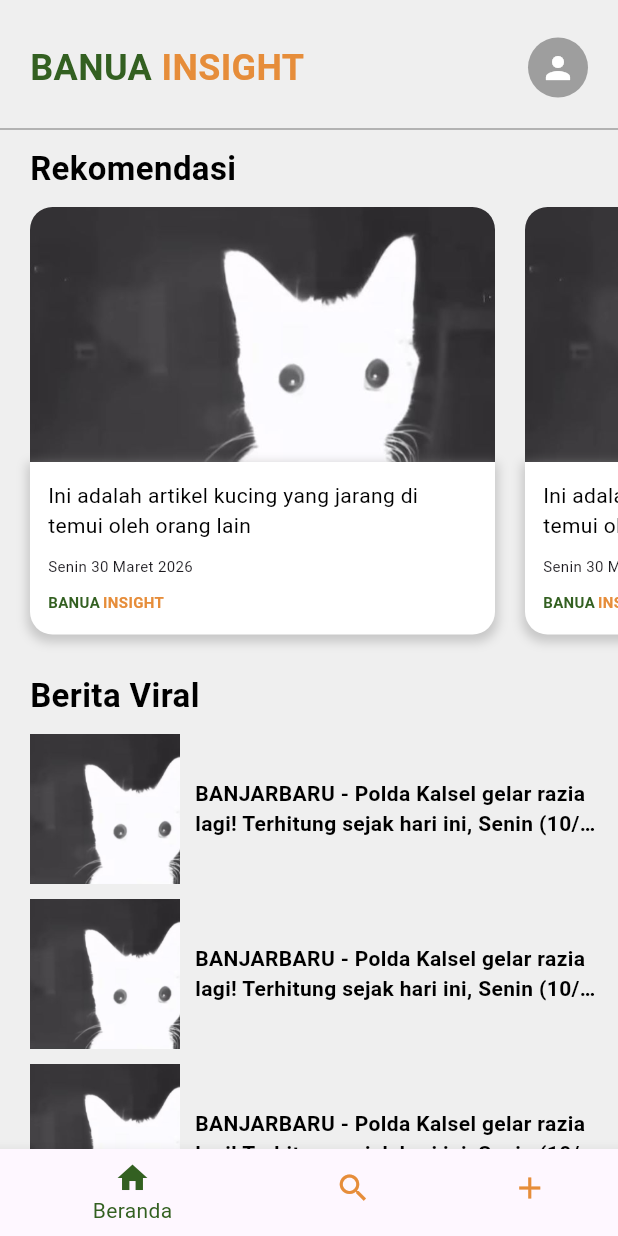
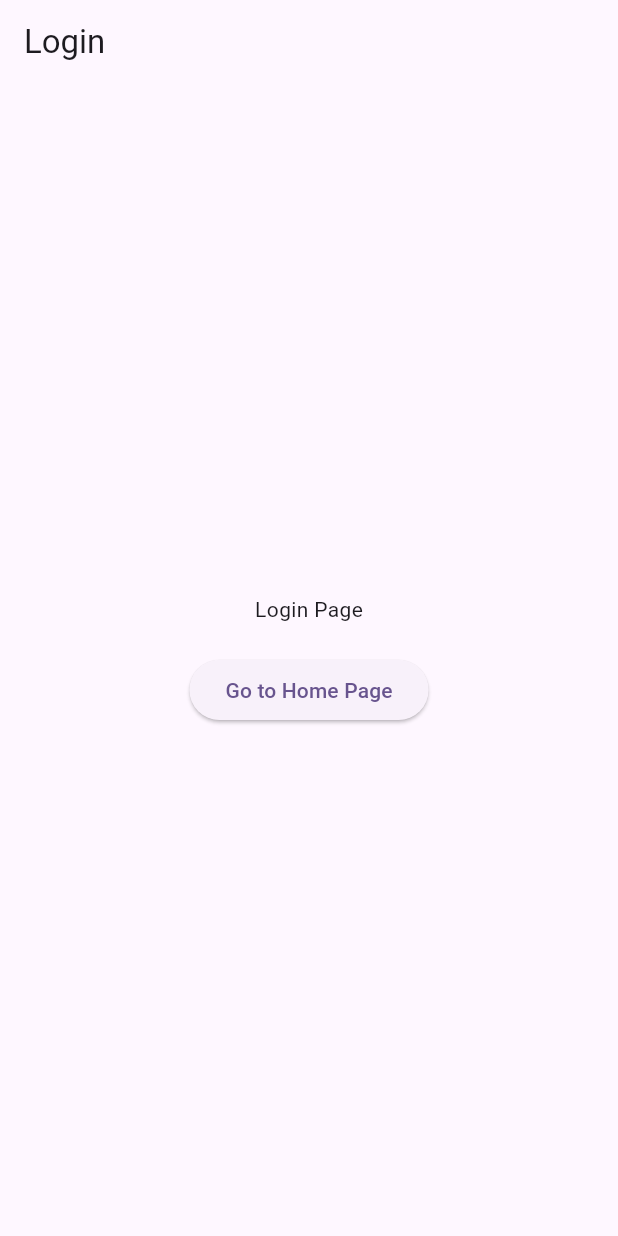
Before and after one commit to Bugarloyo/Banua_Insight, a Flutter app: the screen it shows after launch, on a phone screen of 412 x 824 dp. Run offline on Flutter 3.47's test engine with Material 3 defaults, Android fonts, the light colour scheme and no system bars.

Commit message:
Add SplashScreen and LoginPage for user authentication flow
- Implemented SplashScreen with animated transitions and custom blob design.
- Created LoginPage with navigation to HomePage upon button press.

```diff
--- a/lib/features/home_page/ui/home_page.dart
+++ b/lib/features/home_page/ui/home_page.dart
@@ -708,15 +708,23 @@ class _HomePageState extends State<HomePage> {
         ),
       ),
       bottomNavigationBar: BottomNavigationBar(
-        type: BottomNavigationBarType.shifting,
-        items: const <BottomNavigationBarItem>[
-          BottomNavigationBarItem(icon: Icon(Icons.home), label: 'Beranda'),
-          BottomNavigationBarItem(icon: Icon(Icons.search), label: 'Search'),
-          BottomNavigationBarItem(icon: Icon(Icons.add), label: 'Tambah'),
+        items: <BottomNavigationBarItem>[
+          BottomNavigationBarItem(
+            icon: Icon(Icons.home),
+            label: 'Beranda',
+          ),
+          BottomNavigationBarItem(
+            icon: Icon(Icons.search),
+            label: 'Cari',
+          ),
+          BottomNavigationBarItem(
+            icon: Icon(Icons.add, weight: 600),
+            label: 'Tambah',
+          ),
         ],
         currentIndex: _selectedIndex,
-        selectedItemColor: const Color.fromARGB(255, 51, 96, 33),
-        unselectedItemColor:Color.fromARGB(255, 230, 141, 58), // Warna untuk ikon yang sedang tidak dipilih
+        unselectedItemColor: Colors.amber[800],
+        selectedItemColor: Color.fromARGB(255, 51, 96, 33),
         onTap: _onItemTapped,
       ),
     );
--- /dev/null
+++ b/lib/features/login/login_page.dart
@@ -0,0 +1,32 @@
+import 'package:flutter/material.dart';
+import 'package:banuainsight_project/features/home_page/ui/home_page.dart';
+
+class LoginPage extends StatelessWidget {
+  const LoginPage({super.key});
+
+  @override
+  Widget build(BuildContext context) {
+    return Scaffold(
+      appBar: AppBar(title: const Text('Login')),
+      body: Center(
+        child: Column(
+          mainAxisAlignment: MainAxisAlignment.center,
+          children: [
+            const Text('Login Page'),
+            const SizedBox(height: 20),
+            ElevatedButton(
+              onPressed: () {
+                // Navigasi ke HomePage setelah berhasil login
+                Navigator.pushReplacement(
+                  context,
+                  MaterialPageRoute(builder: (context) => const HomePage()),
+                );
+              },
+              child: const Text('Go to Home Page'),
+            ),
+          ],
+        ),
+      ),
+    );
+  }
+}
--- a/lib/main.dart
+++ b/lib/main.dart
@@ -1,5 +1,5 @@
-import 'package:banuainsight_project/features/home_page/ui/home_page.dart';
 import 'package:flutter/material.dart';
+import 'package:banuainsight_project/features/login/splash_screen.dart';
 
 void main() {
   runApp(const MyApp());
@@ -15,9 +15,9 @@ class MyApp extends StatelessWidget {
       title: 'Flutter Demo',
       debugShowCheckedModeBanner: false,
       theme: ThemeData(
-        colorScheme: .fromSeed(seedColor: Colors.deepPurple),
+        colorScheme: ColorScheme.fromSeed(seedColor: Colors.deepPurple),
       ),
-      home: const HomePage()
+      home: const SplashScreen(),
     );
   }
 }
--- a/pubspec.yaml
+++ b/pubspec.yaml
@@ -34,6 +34,8 @@ dependencies:
   # The following adds the Cupertino Icons font to your application.
   # Use with the CupertinoIcons class for iOS style icons.
   cupertino_icons: ^1.0.8
+  animated_splash_screen: ^1.3.0
+  video_player: ^2.11.1
 
 dev_dependencies:
   flutter_test:
```
Also changed, not shown: lib/features/login/splash_screen.dart (added, +205 -0 lines), assets/img/Logo_banua.png (added), pubspec.lock, 1 other file.
